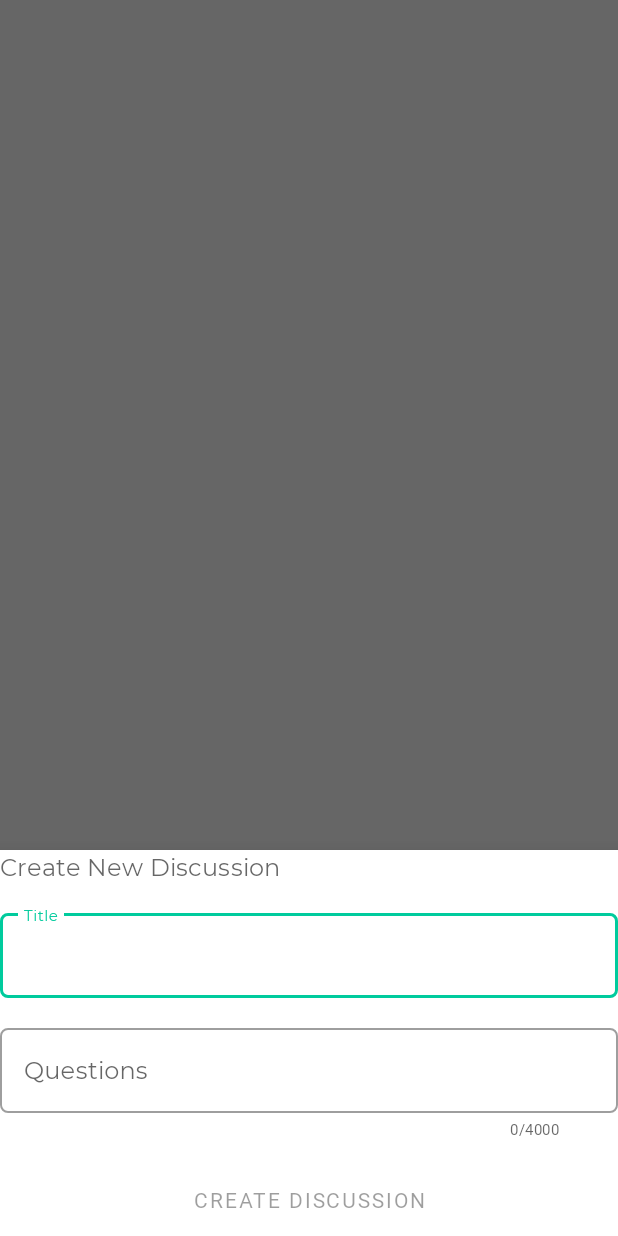
After one commit to 171112542/ta, an Android app: the fragment CreateDiscussionForumBottomSheetDialogFragment shown on its own in the app's theme, on a phone screen of 412 x 824 dp. The commit adds this screen. Run offline under Robolectric (Android 15) with nearby library versions, the phone set to English and light mode, and no system bars.

Commit message:
Add layout for discussion forum, add bottom sheet to create discussion forum and functionality, improve code
Signed-off-by: syntialai <53588149+syntialai@users.noreply.github.com>

```diff
--- a/app/src/main/java/com/mobile/ta/config/Constants.kt
+++ b/app/src/main/java/com/mobile/ta/config/Constants.kt
@@ -12,6 +12,8 @@ object Constants {
      */
     const val NAME = "Name"
     const val DATE_OF_BIRTH = "Date of Birth"
+    const val TITLE = "Title"
+    const val QUESTION = "Question"
 
     fun getEmptyErrorMessage(data: String) = "$data must be filled"
 }
--- /dev/null
+++ b/app/src/main/java/com/mobile/ta/ui/discussion/CreateDiscussionForumBottomSheetDialogFragment.kt
@@ -0,0 +1,59 @@
+package com.mobile.ta.ui.discussion
+
+import android.os.Bundle
+import android.view.LayoutInflater
+import android.view.View
+import android.view.ViewGroup
+import androidx.core.widget.doOnTextChanged
+import com.google.android.material.bottomsheet.BottomSheetDialogFragment
+import com.mobile.ta.config.Constants
+import com.mobile.ta.databinding.FragmentCreateDiscussionForumBottomSheetBinding
+import com.mobile.ta.utils.isNotNullOrBlank
+import com.mobile.ta.utils.notBlankValidate
+
+class CreateDiscussionForumBottomSheetDialogFragment : BottomSheetDialogFragment() {
+
+    companion object {
+        fun newInstance(onSubmitListener: (String, String) -> Unit) =
+            CreateDiscussionForumBottomSheetDialogFragment().apply {
+                this.onSubmitListener = onSubmitListener
+            }
+    }
+
+    private lateinit var binding: FragmentCreateDiscussionForumBottomSheetBinding
+    private lateinit var onSubmitListener: (String, String) -> Unit
+
+    private var discussionTitle: String? = null
+    private var discussionQuestion: String? = null
+
+    override fun onCreateView(
+        inflater: LayoutInflater, container: ViewGroup?, savedInstanceState: Bundle?
+    ): View {
+        binding =
+            FragmentCreateDiscussionForumBottomSheetBinding.inflate(inflater, container, false)
+        with(binding) {
+            buttonSubmitDiscussionForum.setOnClickListener {
+                onSubmitListener.invoke(discussionTitle.orEmpty(), discussionQuestion.orEmpty())
+                dismiss()
+            }
+            editTextDiscussionTitle.doOnTextChanged { text, _, _, _ ->
+                discussionTitle = text.toString()
+                if (editTextDiscussionTitle.notBlankValidate(Constants.TITLE).not()) {
+                    validate()
+                }
+            }
+            editTextDiscussionQuestion.doOnTextChanged { text, _, _, _ ->
+                discussionQuestion = text.toString()
+                if (editTextDiscussionQuestion.notBlankValidate(Constants.QUESTION).not()) {
+                    validate()
+                }
+            }
+        }
+        return binding.root
+    }
+
+    private fun validate() {
+        binding.buttonSubmitDiscussionForum.isEnabled = discussionTitle.isNotNullOrBlank()
+                && discussionQuestion.isNotNullOrBlank()
+    }
+}
--- a/app/src/main/java/com/mobile/ta/ui/DiscussionForumFragment.kt
+++ b/app/src/main/java/com/mobile/ta/ui/discussion/DiscussionForumFragment.kt
@@ -1,4 +1,4 @@
-package com.mobile.ta.ui
+package com.mobile.ta.ui.discussion
 
 import androidx.fragment.app.Fragment
 
--- a/app/src/main/java/com/mobile/ta/ui/DiscussionFragment.kt
+++ b/app/src/main/java/com/mobile/ta/ui/discussion/DiscussionFragment.kt
@@ -1,4 +1,4 @@
-package com.mobile.ta.ui
+package com.mobile.ta.ui.discussion
 
 import androidx.fragment.app.Fragment
 
--- /dev/null
+++ b/app/src/main/res/layout/fragment_create_discussion_forum_bottom_sheet.xml
@@ -0,0 +1,66 @@
+<?xml version="1.0" encoding="utf-8"?>
+<androidx.constraintlayout.widget.ConstraintLayout xmlns:android="http://schemas.android.com/apk/res/android"
+    xmlns:app="http://schemas.android.com/apk/res-auto"
+    android:layout_width="match_parent"
+    android:layout_height="wrap_content"
+    android:layout_margin="@dimen/dp_16">
+
+    <TextView
+        android:id="@+id/text_view_create_discussion_title"
+        android:layout_width="@dimen/dp_0"
+        android:layout_height="wrap_content"
+        android:text="@string/create_new_discussion"
+        android:textAppearance="?attr/textAppearanceHeadline4"
+        app:layout_constraintStart_toStartOf="parent"
+        app:layout_constraintTop_toTopOf="parent" />
+
+    <com.google.android.material.textfield.TextInputLayout
+        android:id="@+id/text_input_discussion_title"
+        style="@style/Widget.TA.TextInputLayout.OutlinedBox"
+        android:layout_width="@dimen/dp_0"
+        android:layout_height="wrap_content"
+        android:layout_marginTop="@dimen/dp_16"
+        android:hint="@string/title"
+        app:layout_constraintEnd_toEndOf="parent"
+        app:layout_constraintStart_toStartOf="parent"
+        app:layout_constraintTop_toBottomOf="@id/text_view_create_discussion_title">
+
+        <com.google.android.material.textfield.TextInputEditText
+            android:id="@+id/edit_text_discussion_title"
+            android:layout_width="match_parent"
+            android:layout_height="wrap_content" />
+    </com.google.android.material.textfield.TextInputLayout>
+
+    <com.google.android.material.textfield.TextInputLayout
+        android:id="@+id/text_input_discussion_question"
+        style="@style/Widget.TA.TextInputLayout.OutlinedBox"
+        android:layout_width="@dimen/dp_0"
+        android:layout_height="wrap_content"
+        android:layout_marginTop="@dimen/dp_16"
+        android:hint="@string/questions"
+        app:counterEnabled="true"
+        app:counterMaxLength="@integer/max_cunter_length_4000"
+        app:layout_constraintEnd_toEndOf="parent"
+        app:layout_constraintStart_toStartOf="parent"
+        app:layout_constraintTop_toBottomOf="@id/text_input_discussion_title">
+
+        <com.google.android.material.textfield.TextInputEditText
+            android:id="@+id/edit_text_discussion_question"
+            android:layout_width="match_parent"
+            android:layout_height="wrap_content"
+            android:inputType="textMultiLine"
+            android:maxLines="@integer/max_content_line_3" />
+    </com.google.android.material.textfield.TextInputLayout>
+
+    <com.google.android.material.button.MaterialButton
+        android:id="@+id/button_submit_discussion_forum"
+        android:layout_width="@dimen/dp_0"
+        android:layout_height="wrap_content"
+        android:layout_marginTop="@dimen/dp_16"
+        android:enabled="false"
+        android:text="@string/create_discussion"
+        app:layout_constraintEnd_toEndOf="parent"
+        app:layout_constraintStart_toStartOf="parent"
+        app:layout_constraintTop_toBottomOf="@id/text_input_discussion_question" />
+
+</androidx.constraintlayout.widget.ConstraintLayout>
--- a/app/src/main/res/layout/fragment_input_credential_bottom_sheet.xml
+++ b/app/src/main/res/layout/fragment_input_credential_bottom_sheet.xml
@@ -1,10 +1,11 @@
 <?xml version="1.0" encoding="utf-8"?>
 <androidx.constraintlayout.widget.ConstraintLayout xmlns:android="http://schemas.android.com/apk/res/android"
     xmlns:app="http://schemas.android.com/apk/res-auto"
+    xmlns:tools="http://schemas.android.com/tools"
     android:layout_width="match_parent"
     android:layout_height="wrap_content"
-    xmlns:tools="http://schemas.android.com/tools"
-    android:layout_margin="@dimen/dp_16"
+    android:layout_marginHorizontal="@dimen/dp_16"
+    android:layout_marginBottom="@dimen/dp_16"
     tools:context=".ui.login.InputCredentialBottomSheetDialogFragment">
 
     <TextView
--- a/app/src/main/res/navigation/main_navigation.xml
+++ b/app/src/main/res/navigation/main_navigation.xml
@@ -95,7 +95,7 @@
         android:label="3DViewFragment" />
     <fragment
         android:id="@+id/discussionForumFragment"
-        android:name="com.mobile.ta.ui.DiscussionForumFragment"
+        android:name="com.mobile.ta.ui.discussion.DiscussionForumFragment"
         android:label="DiscussionFragment" >
         <action
             android:id="@+id/action_discussionForumFragment_to_discussionFragment2"
@@ -103,7 +103,7 @@
     </fragment>
     <fragment
         android:id="@+id/discussionFragment2"
-        android:name="com.mobile.ta.ui.DiscussionFragment"
+        android:name="com.mobile.ta.ui.discussion.DiscussionFragment"
         android:label="DiscussionFragment" />
     <fragment
         android:id="@+id/courseQuestionsFragment"
--- a/app/src/main/res/values/dimens.xml
+++ b/app/src/main/res/values/dimens.xml
@@ -11,6 +11,7 @@
     <dimen name="dp_24">24dp</dimen>
     <dimen name="dp_20">20dp</dimen>
     <dimen name="dp_0">0dp</dimen>
+    <dimen name="dp_1">1dp</dimen>
     <dimen name="dp_16">16dp</dimen>
     <dimen name="dp_100">100dp</dimen>
     <dimen name="dp_48">48dp</dimen>
@@ -19,4 +20,8 @@
     <dimen name="dp_40">40dp</dimen>
     <dimen name="dp_120">120dp</dimen>
     <dimen name="dp_150">150dp</dimen>
+    <dimen name="dp_80">80dp</dimen>
+    <dimen name="dp_200">200dp</dimen>
+    <dimen name="dp_12">12dp</dimen>
+    <dimen name="dp_64">64dp</dimen>
 </resources>
--- a/app/src/main/res/values/integers.xml
+++ b/app/src/main/res/values/integers.xml
@@ -1,4 +1,6 @@
 <?xml version="1.0" encoding="utf-8"?>
 <resources>
     <integer name="max_credentials_length">10</integer>
+    <integer name="max_content_line_3">3</integer>
+    <integer name="max_cunter_length_4000">4000</integer>
 </resources>
--- a/app/src/main/res/values/strings.xml
+++ b/app/src/main/res/values/strings.xml
@@ -9,4 +9,9 @@
     <string name="full_name_hint">Full Name</string>
     <string name="date_of_birth_hint">Date of Birth</string>
     <string name="birth_date_picker_title_label">Choose Date</string>
+    <string name="discussion_label">Discussion</string>
+    <string name="create_new_discussion">Create New Discussion</string>
+    <string name="title">Title</string>
+    <string name="questions">Questions</string>
+    <string name="create_discussion">Create Discussion</string>
 </resources>
--- a/app/src/main/res/values/styles.xml
+++ b/app/src/main/res/values/styles.xml
@@ -76,17 +76,32 @@
         <item name="colorPrimary">?attr/colorSurface</item>
         <item name="colorOnPrimary">?attr/colorOnSurface</item>
     </style>
+    <style name="Widget.TA.FloatingActionButton" parent="Widget.MaterialComponents.FloatingActionButton">
+        <item name="layout_behavior">com.google.android.material.behavior.HideBottomViewOnScrollBehavior</item>
+    </style>
     <style name="Widget.TA.FloatingActionButton.Surface" parent="Widget.MaterialComponents.ExtendedFloatingActionButton.Icon">
         <item name="android:background">?attr/colorSurface</item>
         <item name="backgroundTint">?attr/colorSurface</item>
         <item name="tint">?attr/colorControlNormal</item>
-        <item name="elevation">@dimen/dp_8</item>
     </style>
+
+
+    <style name="Widget.TA.Toolbar" parent="Widget.MaterialComponents.Toolbar.Surface">
+        <item name="titleTextAppearance">?attr/textAppearanceHeadline2</item>
+    </style>
+    <style name="Widget.TA.Toolbar.Back" parent="Widget.TA.Toolbar">
+        <item name="navigationIcon">@drawable/ic_arrow_back</item>
+    </style>
+
     <style name="ShapeAppearance.TA.SmallComponent" parent="ShapeAppearance.MaterialComponents.SmallComponent">
         <item name="cornerFamily">rounded</item>
         <item name="cornerSize">5dp</item>
     </style>
     <style name="ShapeAppearance.TA.RoundedComponent" parent="ShapeAppearance.MaterialComponents">
-        <item name="cornerSize">50dp</item>
+        <item name="cornerSize">50%</item>
+    </style>
+    <style name="ShapeAppearance.TA.RoundedComponent.Stroke" parent="ShapeAppearance.TA.RoundedComponent">
+        <item name="strokeWidth">@dimen/dp_1</item>
+        <item name="android:strokeWidth">@dimen/dp_1</item>
     </style>
 </resources>
--- a/app/src/main/res/values/theme.xml
+++ b/app/src/main/res/values/theme.xml
@@ -32,10 +32,12 @@
         <item name="borderlessButtonStyle">@style/Widget.TA.Button.TextButton</item>
         <item name="materialButtonOutlinedStyle">@style/Widget.TA.Button.OutlinedButton</item>
         <item name="materialButtonStyle">@style/Widget.TA.Button</item>
+        <item name="floatingActionButtonStyle">@style/Widget.TA.FloatingActionButton</item>
         <item name="textInputStyle">@style/Widget.TA.TextInputLayout.FilledBox</item>
         <item name="editTextStyle">@style/Widget.TA.EditText</item>
         <item name="android:editTextStyle">@style/Widget.TA.EditText</item>
         <item name="chipStyle">@style/Widget.TA.Chip.Choice</item>
+        <item name="toolbarStyle">@style/Widget.TA.Toolbar</item>
     </style>
     <style name="Base.Theme.ThemeBuilder" parent="Theme.MaterialComponents.Light.NoActionBar">
         <item name="android:statusBarColor">?attr/colorPrimary</item>
```
Also changed, not shown: app/src/main/java/com/mobile/ta/ui/login/RegistrationFragment.kt (+3 -16 lines), app/src/main/java/com/mobile/ta/utils/ExtensionUtil.kt (+19 -0 lines), app/src/main/res/drawable/ic_add.xml (added, +10 -0 lines), app/src/main/res/drawable/ic_arrow_back.xml (added, +10 -0 lines), app/src/main/res/drawable/ic_arrow_forward.xml (added, +10 -0 lines), app/src/main/res/layout/fragment_discussion_forum.xml (added, +45 -0 lines), app/src/main/res/layout/fragment_registration.xml (+5 -4 lines), app/src/main/res/layout/layout_discussion_forum_item.xml (added, +81 -0 lines).
